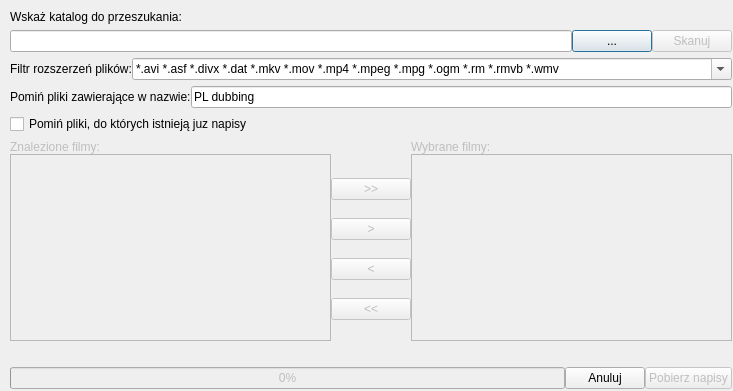
Qt form ui/frmscan.ui (QNapi/qnapi) before a commit.
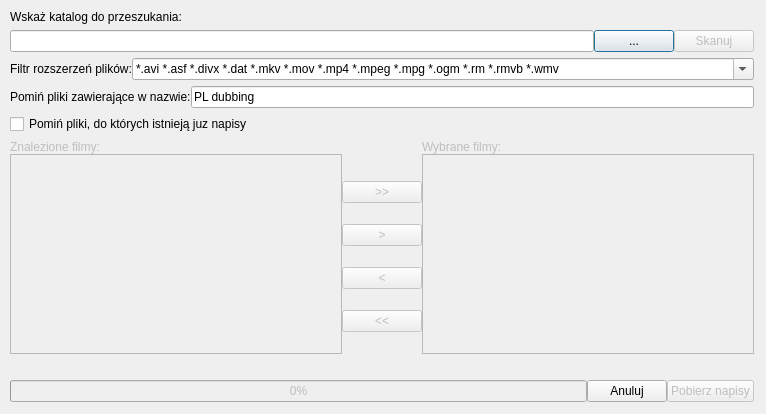
The same form after that commit. Icons and pictures are not drawn. Custom widgets are drawn as their Qt base class.

Commit message: Troche poszerzone okienko (aby pod OS X przyciski sie nie "kwadracily")

Patch:
```diff
--- a/ui/frmscan.ui
+++ b/ui/frmscan.ui
@@ -5,8 +5,8 @@
    <rect>
     <x>0</x>
     <y>0</y>
-    <width>733</width>
-    <height>391</height>
+    <width>766</width>
+    <height>414</height>
    </rect>
   </property>
   <property name="minimumSize" >
@@ -26,8 +26,8 @@
     <rect>
      <x>10</x>
      <y>10</y>
-     <width>722</width>
-     <height>379</height>
+     <width>744</width>
+     <height>392</height>
     </rect>
    </property>
    <layout class="QGridLayout" >
```
